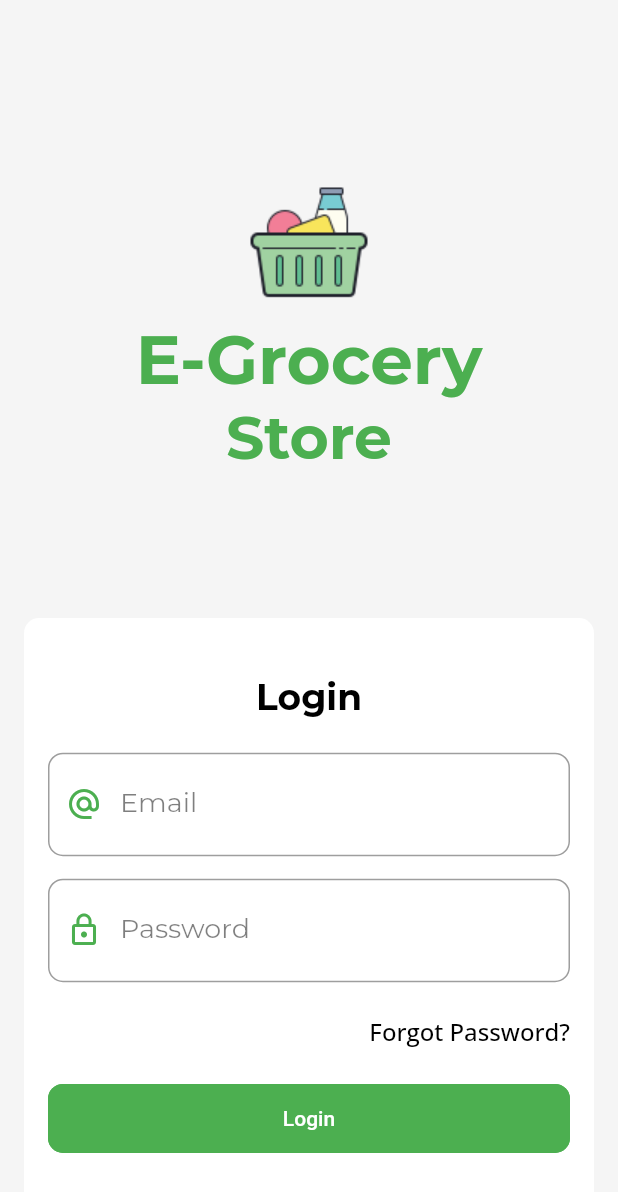
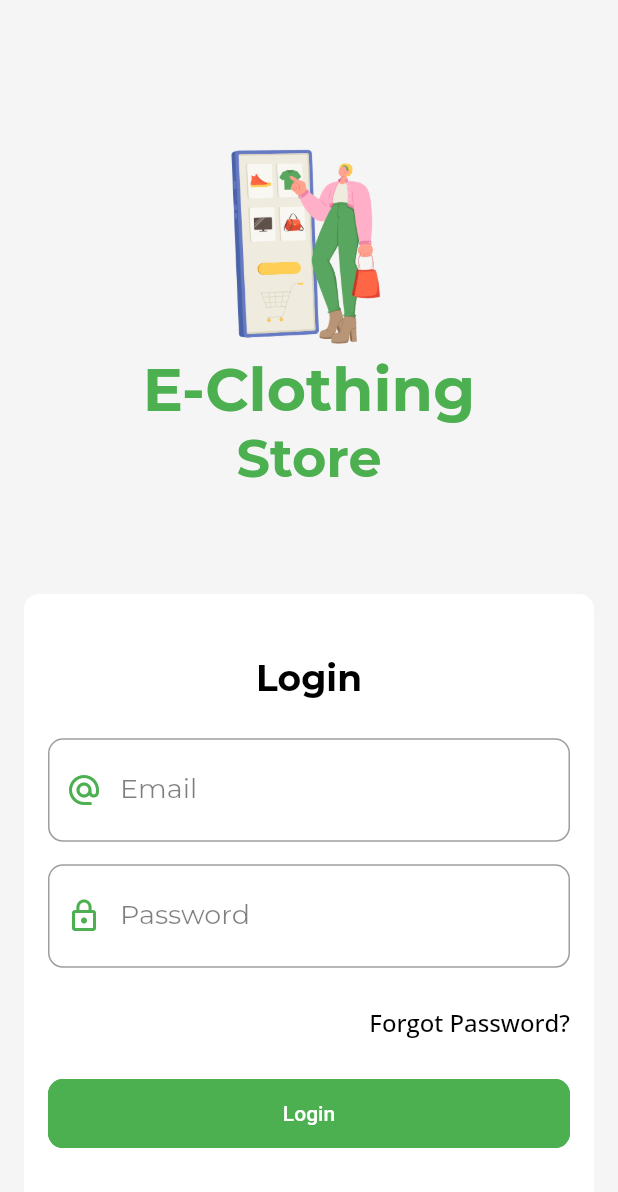
Before and after one commit to RohitBajracharya/Wow_Fashion_Store, a Flutter app: the screen it shows after launch, after a tap on "Forgot Password?", on a phone screen of 412 x 824 dp. Shown: the top 1192 px of the screen. Run offline on Flutter 3.47's test engine with Material 2 defaults, Android fonts, the phone set to English and light mode, and no system bars; our stand-ins replace email_validator, firebase_auth, firebase_core, fluttertoast, get, google_fonts and 1 more; accounts and stored records are empty.

Commit message:
login screen pixels error solved

```diff
--- a/lib/src/data/view/auth/login_screen.dart
+++ b/lib/src/data/view/auth/login_screen.dart
@@ -1,4 +1,5 @@
 import 'package:admin_side/src/constants/colors.dart';
+import 'package:admin_side/src/constants/sizes.dart';
 import 'package:admin_side/src/data/controller/login_controller.dart';
 import 'package:flutter/material.dart';
 import 'package:get/get.dart';
@@ -21,8 +22,14 @@ class _LoginScreenState extends State<LoginScreen> {
 
     return Scaffold(
       backgroundColor: isDark ? tbgDarkColor : tbgColor,
-      body: Padding(
+      body: SingleChildScrollView(child: mainBody(size, context, isDark)),
+    );
+  }
+
+  Widget mainBody(Size size, BuildContext context, bool isDark) {
+    return Container(
       padding: const EdgeInsets.all(16.0),
+      height: screenHeight,
       child: Column(
         crossAxisAlignment: CrossAxisAlignment.center,
         children: [
@@ -32,19 +39,17 @@ class _LoginScreenState extends State<LoginScreen> {
           loginForm(isDark, size, context),
         ],
       ),
-      ),
     );
   }
 
   Widget loginForm(bool isDark, Size size, BuildContext context) {
-    return Expanded(
-      child: Container(
+    return Container(
       padding: const EdgeInsets.all(16.0),
       decoration: BoxDecoration(
         color: isDark ? Colors.grey.withOpacity(0.1) : Colors.white,
         borderRadius: BorderRadius.circular(10),
       ),
-        height: size.height / 2,
+      height: screenHeight / 2,
       width: double.infinity,
       child: Column(
         mainAxisAlignment: MainAxisAlignment.spaceEvenly,
@@ -57,20 +62,17 @@ class _LoginScreenState extends State<LoginScreen> {
           //form field
           formfield(loginController),
           //forgot password
-            Row(
-              mainAxisAlignment: MainAxisAlignment.end,
-              children: [
-                GestureDetector(
-                  onTap: () {},
-                  child: Text(
-                    'Forgot Password?',
-                    style: Theme.of(context).textTheme.bodyLarge,
-                  ),
-                ),
+          forgetPassword(context),
+          //login button
+          loginButton(),
         ],
       ),
+    );
+  }
+
   //login button
-            Obx(
+  Obx loginButton() {
+    return Obx(
       () {
         return SizedBox(
           width: double.infinity,
@@ -88,13 +90,26 @@ class _LoginScreenState extends State<LoginScreen> {
           ),
         );
       },
-            ),
-          ],
-        ),
-      ),
     );
   }
 
+  //forget password
+  Widget forgetPassword(BuildContext context) {
+    return Row(
+      mainAxisAlignment: MainAxisAlignment.end,
+      children: [
+        GestureDetector(
+          onTap: () {},
+          child: Text(
+            'Forgot Password?',
+            style: Theme.of(context).textTheme.bodyLarge,
+          ),
+        ),
+      ],
+    );
+  }
+
+  //app logo
   Widget appLogo(Size size, BuildContext context) {
     return Expanded(
       child: SizedBox(
@@ -104,21 +119,29 @@ class _LoginScreenState extends State<LoginScreen> {
           mainAxisAlignment: MainAxisAlignment.center,
           crossAxisAlignment: CrossAxisAlignment.center,
           children: [
-            const Image(image: AssetImage("assets/icons/appIcon.png")),
+            // app icon
+            const SizedBox(
+              height: 150,
+              width: 150,
+              child: Image(
+                image: AssetImage("assets/icons/appIcon2.png"),
+              ),
+            ),
+            //E-Clothing store text
             Text.rich(
               textAlign: TextAlign.center,
               TextSpan(
-                text: 'E-Grocery\n',
+                text: 'E-Clothing\n',
                 style: Theme.of(context).textTheme.titleMedium!.copyWith(
                       color: tappColor,
-                      fontSize: 45,
+                      fontSize: 40,
                     ),
                 children: [
                   TextSpan(
                     text: 'Store',
                     style: Theme.of(context).textTheme.titleMedium!.copyWith(
                           color: tappColor,
-                          fontSize: 40,
+                          fontSize: 35,
                         ),
                   ),
                 ],
@@ -130,6 +153,7 @@ class _LoginScreenState extends State<LoginScreen> {
     );
   }
 
+  //form field
   Widget formfield(LoginController loginController) {
     return Form(
       key: _formKey,
--- a/lib/src/data/view/features/homeNsplash/splash_screen.dart
+++ b/lib/src/data/view/features/homeNsplash/splash_screen.dart
@@ -1,4 +1,5 @@
 import 'package:admin_side/src/constants/colors.dart';
+import 'package:admin_side/src/constants/sizes.dart';
 import 'package:admin_side/src/services/splash_services.dart';
 import 'package:flutter/material.dart';
 
@@ -21,9 +22,43 @@ class _SplashScreenState extends State<SplashScreen> {
     return Scaffold(
       backgroundColor: tbgColor,
       body: Center(
-        child: Text(
-          'Grocery Admin Panel',
-          style: Theme.of(context).textTheme.titleLarge,
+        child: SizedBox(
+          height: screenHeight / 2,
+          width: double.infinity,
+          child: Column(
+            mainAxisAlignment: MainAxisAlignment.center,
+            crossAxisAlignment: CrossAxisAlignment.center,
+            children: [
+              // app icon
+              const SizedBox(
+                height: 150,
+                width: 150,
+                child: Image(
+                  image: AssetImage("assets/icons/appIcon2.png"),
+                ),
+              ),
+              //E-Clothing store text
+              Text.rich(
+                textAlign: TextAlign.center,
+                TextSpan(
+                  text: 'E-Clothing\n',
+                  style: Theme.of(context).textTheme.titleMedium!.copyWith(
+                        color: tappColor,
+                        fontSize: 40,
+                      ),
+                  children: [
+                    TextSpan(
+                      text: 'Store',
+                      style: Theme.of(context).textTheme.titleMedium!.copyWith(
+                            color: tappColor,
+                            fontSize: 35,
+                          ),
+                    ),
+                  ],
+                ),
+              ),
+            ],
+          ),
         ),
       ),
     );
```
Also changed, not shown: assets/icons/appIcon2.png (added). Lines whose indentation alone changed are shown as unchanged.
